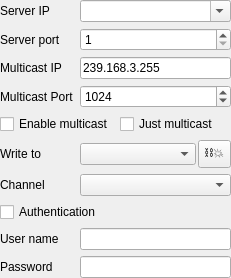
This is src/device/socketui.ui in x-tools-author/x-tools as Qt 5 draws it before an edit. The edited form follows.
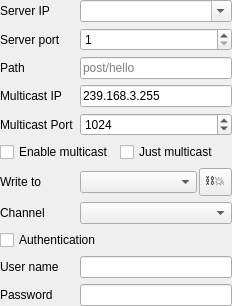
This is the edited form.

Commit message: feat: ability set websocket rote path

The edit to the form file:
```diff
--- a/src/device/socketui.ui
+++ b/src/device/socketui.ui
@@ -6,8 +6,8 @@
    <rect>
     <x>0</x>
     <y>0</y>
-    <width>231</width>
-    <height>274</height>
+    <width>232</width>
+    <height>296</height>
    </rect>
   </property>
   <property name="windowTitle">
@@ -26,51 +26,52 @@
    <property name="bottomMargin">
     <number>0</number>
    </property>
-   <item row="7" column="0">
+   <item row="5" column="0" colspan="2">
+    <layout class="QHBoxLayout" name="horizontalLayout_2">
+     <item>
+      <widget class="QCheckBox" name="checkBoxEnableMulticast">
+       <property name="text">
+        <string>Enable multicast</string>
+       </property>
+      </widget>
+     </item>
+     <item>
+      <widget class="QCheckBox" name="checkBoxJustMulticast">
+       <property name="text">
+        <string>Just multicast</string>
+       </property>
+      </widget>
+     </item>
+    </layout>
+   </item>
+   <item row="8" column="0">
     <widget class="QLabel" name="labelChannel">
      <property name="text">
       <string>Channel</string>
      </property>
     </widget>
    </item>
-   <item row="10" column="1">
-    <widget class="QLineEdit" name="lineEditPassword"/>
-   </item>
-   <item row="6" column="1">
-    <layout class="QHBoxLayout" name="horizontalLayout">
-     <property name="spacing">
-      <number>2</number>
+   <item row="0" column="0">
+    <widget class="QLabel" name="labelServerIp">
+     <property name="sizePolicy">
+      <sizepolicy hsizetype="Fixed" vsizetype="Preferred">
+       <horstretch>0</horstretch>
+       <verstretch>0</verstretch>
+      </sizepolicy>
      </property>
-     <item>
-      <widget class="QComboBox" name="comboBoxWriteTo"/>
-     </item>
-     <item>
-      <widget class="QToolButton" name="toolButtonDisconnectAllClient">
-       <property name="toolTip">
-        <string>Disconnect all clients</string>
-       </property>
-       <property name="text">
-        <string notr="true">⛓️‍💥</string>
-       </property>
-      </widget>
-     </item>
-    </layout>
-   </item>
-   <item row="0" column="1">
-    <widget class="QComboBox" name="comboBoxServerIp">
-     <property name="editable">
-      <bool>true</bool>
+     <property name="text">
+      <string>Server IP</string>
      </property>
     </widget>
    </item>
-   <item row="9" column="0">
-    <widget class="QLabel" name="labelUser">
+   <item row="7" column="0">
+    <widget class="QLabel" name="labelWriteTo">
      <property name="text">
-      <string>User name</string>
+      <string>Write to</string>
      </property>
     </widget>
    </item>
-   <item row="3" column="1">
+   <item row="4" column="1">
     <widget class="QSpinBox" name="spinBoxMulticastPort">
      <property name="maximum">
       <number>65535</number>
@@ -80,16 +81,23 @@
      </property>
     </widget>
    </item>
-   <item row="3" column="0">
+   <item row="8" column="1">
+    <widget class="QComboBox" name="comboBoxChannel"/>
+   </item>
+   <item row="3" column="1">
+    <widget class="QLineEdit" name="lineEditMulticastIp">
+     <property name="text">
+      <string notr="true">239.168.3.255</string>
+     </property>
+    </widget>
+   </item>
+   <item row="4" column="0">
     <widget class="QLabel" name="labelMulticastPort">
      <property name="text">
       <string>Multicast Port</string>
      </property>
     </widget>
    </item>
-   <item row="9" column="1">
-    <widget class="QLineEdit" name="lineEditUser"/>
-   </item>
    <item row="1" column="1">
     <widget class="QSpinBox" name="spinBoxServerPort">
      <property name="minimum">
@@ -100,75 +108,33 @@
      </property>
     </widget>
    </item>
-   <item row="2" column="0">
-    <widget class="QLabel" name="labelMulticastIp">
+   <item row="10" column="0">
+    <widget class="QLabel" name="labelUser">
      <property name="text">
-      <string>Multicast IP</string>
+      <string>User name</string>
      </property>
     </widget>
    </item>
-   <item row="8" column="0" colspan="2">
+   <item row="11" column="1">
+    <widget class="QLineEdit" name="lineEditPassword"/>
+   </item>
+   <item row="10" column="1">
+    <widget class="QLineEdit" name="lineEditUser"/>
+   </item>
+   <item row="0" column="1">
+    <widget class="QComboBox" name="comboBoxServerIp">
+     <property name="editable">
+      <bool>true</bool>
+     </property>
+    </widget>
+   </item>
+   <item row="9" column="0" colspan="2">
     <widget class="QCheckBox" name="checkBoxAuthentication">
      <property name="text">
       <string>Authentication</string>
      </property>
     </widget>
    </item>
-   <item row="2" column="1">
-    <widget class="QLineEdit" name="lineEditMulticastIp">
-     <property name="text">
-      <string notr="true">239.168.3.255</string>
-     </property>
-    </widget>
-   </item>
-   <item row="4" column="0" colspan="2">
-    <layout class="QHBoxLayout" name="horizontalLayout_2">
-     <item>
-      <widget class="QCheckBox" name="checkBoxEnableMulticast">
-       <property name="text">
-        <string>Enable multicast</string>
-       </property>
-      </widget>
-     </item>
-     <item>
-      <widget class="QCheckBox" name="checkBoxJustMulticast">
-       <property name="text">
-        <string>Just multicast</string>
-       </property>
-      </widget>
-     </item>
-    </layout>
-   </item>
-   <item row="10" column="0">
-    <widget class="QLabel" name="labelPassword">
-     <property name="text">
-      <string>Password</string>
-     </property>
-    </widget>
-   </item>
-   <item row="0" column="0">
-    <widget class="QLabel" name="labelServerIp">
-     <property name="sizePolicy">
-      <sizepolicy hsizetype="Fixed" vsizetype="Preferred">
-       <horstretch>0</horstretch>
-       <verstretch>0</verstretch>
-      </sizepolicy>
-     </property>
-     <property name="text">
-      <string>Server IP</string>
-     </property>
-    </widget>
-   </item>
-   <item row="7" column="1">
-    <widget class="QComboBox" name="comboBoxChannel"/>
-   </item>
-   <item row="6" column="0">
-    <widget class="QLabel" name="labelWriteTo">
-     <property name="text">
-      <string>Write to</string>
-     </property>
-    </widget>
-   </item>
    <item row="1" column="0">
     <widget class="QLabel" name="labelServerPort">
      <property name="sizePolicy">
@@ -182,6 +148,54 @@
      </property>
     </widget>
    </item>
+   <item row="11" column="0">
+    <widget class="QLabel" name="labelPassword">
+     <property name="text">
+      <string>Password</string>
+     </property>
+    </widget>
+   </item>
+   <item row="7" column="1">
+    <layout class="QHBoxLayout" name="horizontalLayout">
+     <property name="spacing">
+      <number>2</number>
+     </property>
+     <item>
+      <widget class="QComboBox" name="comboBoxWriteTo"/>
+     </item>
+     <item>
+      <widget class="QToolButton" name="toolButtonDisconnectAllClient">
+       <property name="toolTip">
+        <string>Disconnect all clients</string>
+       </property>
+       <property name="text">
+        <string notr="true">⛓️‍💥</string>
+       </property>
+      </widget>
+     </item>
+    </layout>
+   </item>
+   <item row="3" column="0">
+    <widget class="QLabel" name="labelMulticastIp">
+     <property name="text">
+      <string>Multicast IP</string>
+     </property>
+    </widget>
+   </item>
+   <item row="2" column="0">
+    <widget class="QLabel" name="labelPath">
+     <property name="text">
+      <string>Path</string>
+     </property>
+    </widget>
+   </item>
+   <item row="2" column="1">
+    <widget class="QLineEdit" name="lineEditPath">
+     <property name="placeholderText">
+      <string>post/hello</string>
+     </property>
+    </widget>
+   </item>
   </layout>
  </widget>
  <resources/>
```
The commit also changes 10 other files.
